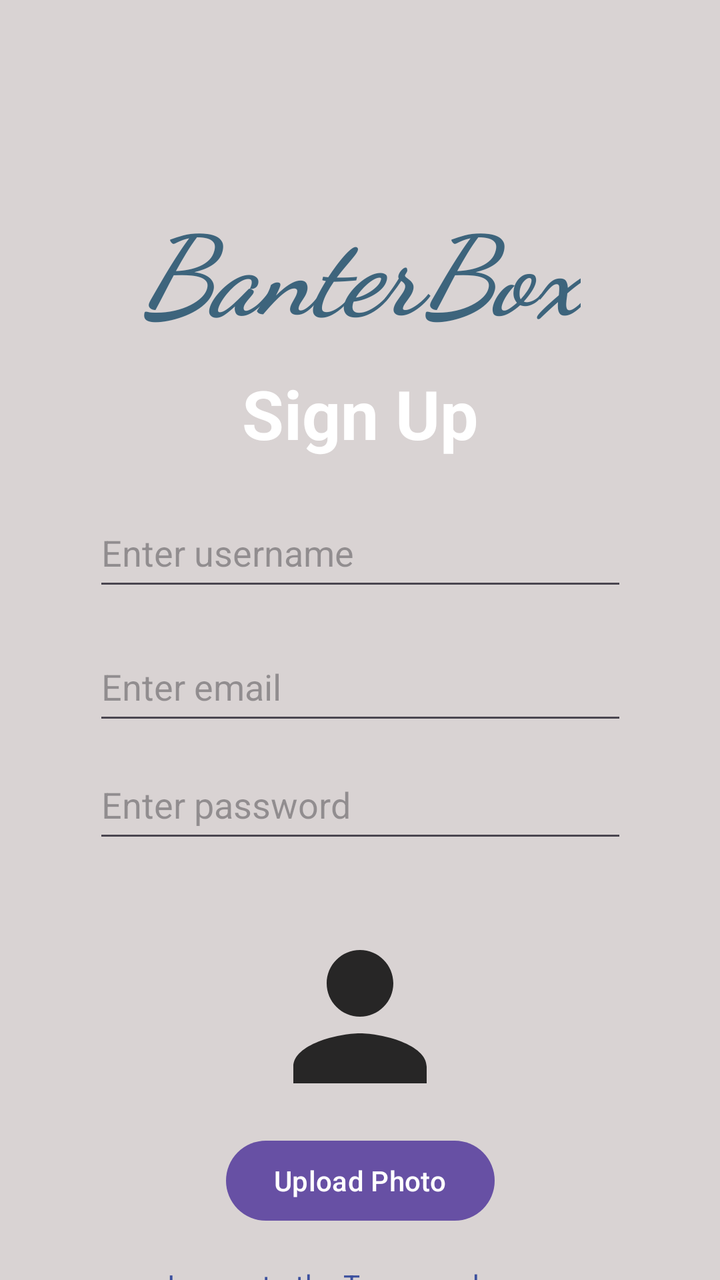
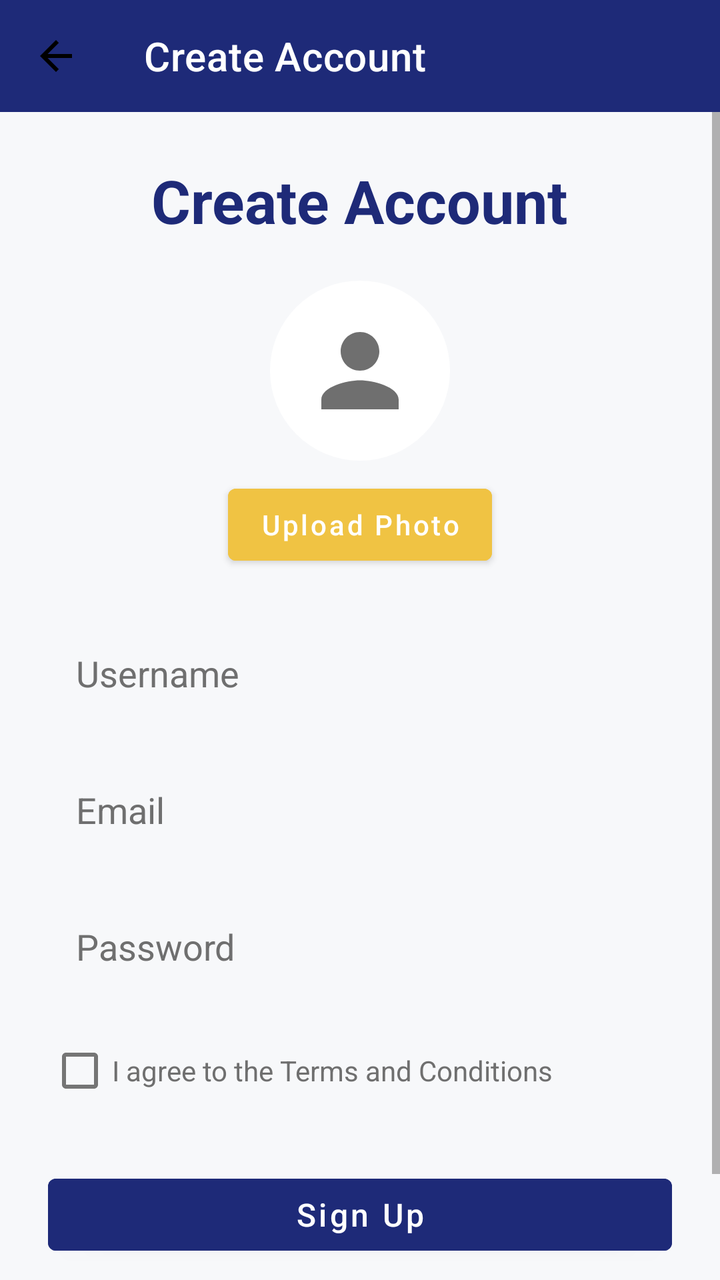

Compare the two renders of this Android layout. The source of the first and the diff that turns it into the second are given below.
<!-- AndroidManifest.xml: application theme Theme.MainApplication -->
<!-- res/layout/activity_signup.xml -->
<?xml version="1.0" encoding="utf-8"?>
<androidx.constraintlayout.widget.ConstraintLayout
    xmlns:android="http://schemas.android.com/apk/res/android"
    xmlns:app="http://schemas.android.com/apk/res-auto"
    xmlns:tools="http://schemas.android.com/tools"
    android:layout_width="match_parent"
    android:layout_height="match_parent"
    android:background="#D9D3D3"
    tools:context=".SignupActivity">

    
    <TextView
        android:id="@+id/tvSignupTitle"
        android:layout_width="wrap_content"
        android:layout_height="wrap_content"
        android:layout_marginTop="96dp"
        android:fontFamily="cursive"
        android:text="BanterBox"
        android:textAlignment="center"
        android:textColor="#3D647C"
        android:textSize="55sp"
        android:textStyle="bold|italic"
        app:layout_constraintTop_toTopOf="parent"
        app:layout_constraintStart_toStartOf="parent"
        app:layout_constraintEnd_toEndOf="parent" />

    
    <TextView
        android:id="@+id/tvSignupHeader"
        android:layout_width="wrap_content"
        android:layout_height="wrap_content"
        android:layout_marginTop="12dp"
        android:text="Sign Up"
        android:textColor="@android:color/white"
        android:textSize="34sp"
        android:textStyle="bold"
        app:layout_constraintTop_toBottomOf="@id/tvSignupTitle"
        app:layout_constraintStart_toStartOf="parent"
        app:layout_constraintEnd_toEndOf="parent" />

    
    <EditText
        android:id="@+id/etUsernameSignup"
        android:layout_width="267dp"
        android:layout_height="51dp"
        android:layout_marginTop="20dp"
        android:hint="Enter username"
        android:inputType="textPersonName"
        app:layout_constraintTop_toBottomOf="@id/tvSignupHeader"
        app:layout_constraintStart_toStartOf="parent"
        app:layout_constraintEnd_toEndOf="parent" />

    
    <EditText
        android:id="@+id/etEmailSignup"
        android:layout_width="267dp"
        android:layout_height="51dp"
        android:layout_marginTop="16dp"
        android:hint="Enter email"
        android:inputType="textEmailAddress"
        app:layout_constraintTop_toBottomOf="@id/etUsernameSignup"
        app:layout_constraintStart_toStartOf="parent"
        app:layout_constraintEnd_toEndOf="parent" />

    
    <EditText
        android:id="@+id/etPasswordSignup"
        android:layout_width="267dp"
        android:layout_height="51dp"
        android:layout_marginTop="8dp"
        android:hint="Enter password"
        android:inputType="textPassword"
        app:layout_constraintTop_toBottomOf="@id/etEmailSignup"
        app:layout_constraintStart_toStartOf="parent"
        app:layout_constraintEnd_toEndOf="parent" />

    
    <ImageView
        android:id="@+id/imgProfile"
        android:layout_width="100dp"
        android:layout_height="100dp"
        android:layout_marginTop="32dp"
        android:background="@drawable/bg_profile_circle"
        android:scaleType="centerCrop"
        android:src="@drawable/ic_person"
        app:layout_constraintTop_toBottomOf="@id/etPasswordSignup"
        app:layout_constraintStart_toStartOf="parent"
        app:layout_constraintEnd_toEndOf="parent" />

    
    <Button
        android:id="@+id/btnUploadPic"
        android:layout_width="wrap_content"
        android:layout_height="wrap_content"
        android:layout_marginTop="8dp"
        android:text="Upload Photo"
        app:layout_constraintTop_toBottomOf="@id/imgProfile"
        app:layout_constraintStart_toStartOf="parent"
        app:layout_constraintEnd_toEndOf="parent" />

    
    <CheckBox
        android:id="@+id/checkBox"
        android:layout_width="257dp"
        android:layout_height="48dp"
        android:layout_marginTop="12dp"
        android:text="I agree to the Terms and Conditions"
        android:textColor="#3C509E"
        app:layout_constraintTop_toBottomOf="@id/btnUploadPic"
        app:layout_constraintStart_toStartOf="parent"
        app:layout_constraintEnd_toEndOf="parent" />

    
    <Button
        android:id="@+id/btSignup"
        android:layout_width="262dp"
        android:layout_height="54dp"
        android:layout_marginTop="8dp"
        android:backgroundTint="#566EF2"
        android:text="Sign Up"
        android:textColor="@android:color/white"
        android:textStyle="bold"
        app:layout_constraintTop_toBottomOf="@id/checkBox"
        app:layout_constraintStart_toStartOf="parent"
        app:layout_constraintEnd_toEndOf="parent" />

</androidx.constraintlayout.widget.ConstraintLayout>
<!-- resources referenced by this layout -->
<resources>
  <!-- drawable bg_profile_circle (drawable) -->
  <?xml version="1.0" encoding="utf-8"?>
  <selector xmlns:android="http://schemas.android.com/apk/res/android">
      <shape xmlns:android="http://schemas.android.com/apk/res/android"
          android:shape="oval">
          <solid android:color="#E0E0E0"/>
          <stroke android:color="#3D647C" android:width="2dp"/>
      </shape>
  
  </selector>
  <!-- drawable ic_person (drawable) -->
  <vector xmlns:android="http://schemas.android.com/apk/res/android" android:alpha="0.82" android:height="24dp" android:tint="#000000" android:viewportHeight="24" android:viewportWidth="24" android:width="24dp">
        
      <path android:fillColor="@android:color/white" android:pathData="M12,12c2.21,0 4,-1.79 4,-4s-1.79,-4 -4,-4 -4,1.79 -4,4 1.79,4 4,4zM12,14c-2.67,0 -8,1.34 -8,4v2h16v-2c0,-2.66 -5.33,-4 -8,-4z"/>
      
  </vector>
  <style name="Theme.MainApplication" parent="Base.Theme.MainApplication" />
  <style name="Base.Theme.MainApplication" parent="Theme.Material3.DayNight.NoActionBar">
          
          
      </style>
</resources>

<!-- the commit's change to res/layout/activity_signup.xml (unified diff, before → after) -->
@@ -1,127 +1,151 @@
 <?xml version="1.0" encoding="utf-8"?>
-<androidx.constraintlayout.widget.ConstraintLayout
-    xmlns:android="http://schemas.android.com/apk/res/android"
+<LinearLayout xmlns:android="http://schemas.android.com/apk/res/android"
     xmlns:app="http://schemas.android.com/apk/res-auto"
     xmlns:tools="http://schemas.android.com/tools"
     android:layout_width="match_parent"
     android:layout_height="match_parent"
-    android:background="#D9D3D3"
+    android:orientation="vertical"
+    android:background="@color/colorBackground"
     tools:context=".SignupActivity">
 
     
-    <TextView
-        android:id="@+id/tvSignupTitle"
-        android:layout_width="wrap_content"
-        android:layout_height="wrap_content"
-        android:layout_marginTop="96dp"
-        android:fontFamily="cursive"
-        android:text="BanterBox"
-        android:textAlignment="center"
-        android:textColor="#3D647C"
-        android:textSize="55sp"
-        android:textStyle="bold|italic"
-        app:layout_constraintTop_toTopOf="parent"
-        app:layout_constraintStart_toStartOf="parent"
-        app:layout_constraintEnd_toEndOf="parent" />
+    <com.google.android.material.appbar.MaterialToolbar
+        android:id="@+id/toolbar"
+        android:layout_width="match_parent"
+        android:layout_height="?attr/actionBarSize"
+        android:background="?attr/colorPrimary"
+        app:title="Create Account"
+        app:titleTextColor="@android:color/white"
+        app:navigationIcon="@drawable/ic_arrow_back_24"
+        app:navigationContentDescription="Back" />
 
     
-    <TextView
-        android:id="@+id/tvSignupHeader"
-        android:layout_width="wrap_content"
-        android:layout_height="wrap_content"
-        android:layout_marginTop="12dp"
-        android:text="Sign Up"
-        android:textColor="@android:color/white"
-        android:textSize="34sp"
-        android:textStyle="bold"
-        app:layout_constraintTop_toBottomOf="@id/tvSignupTitle"
-        app:layout_constraintStart_toStartOf="parent"
-        app:layout_constraintEnd_toEndOf="parent" />
+    <ScrollView
+        android:layout_width="match_parent"
+        android:layout_height="match_parent"
+        android:fillViewport="true">
 
-    
-    <EditText
-        android:id="@+id/etUsernameSignup"
-        android:layout_width="267dp"
-        android:layout_height="51dp"
-        android:layout_marginTop="20dp"
-        android:hint="Enter username"
-        android:inputType="textPersonName"
-        app:layout_constraintTop_toBottomOf="@id/tvSignupHeader"
-        app:layout_constraintStart_toStartOf="parent"
-        app:layout_constraintEnd_toEndOf="parent" />
+        <LinearLayout
+            android:layout_width="match_parent"
+            android:layout_height="wrap_content"
+            android:orientation="vertical"
+            android:padding="24dp"
+            android:gravity="center_horizontal">
 
-    
-    <EditText
-        android:id="@+id/etEmailSignup"
-        android:layout_width="267dp"
-        android:layout_height="51dp"
-        android:layout_marginTop="16dp"
-        android:hint="Enter email"
-        android:inputType="textEmailAddress"
-        app:layout_constraintTop_toBottomOf="@id/etUsernameSignup"
-        app:layout_constraintStart_toStartOf="parent"
-        app:layout_constraintEnd_toEndOf="parent" />
+            
+            <TextView
+                android:id="@+id/tvSignupTitle"
+                android:layout_width="wrap_content"
+                android:layout_height="wrap_content"
+                android:text="Create Account"
+                android:textSize="30sp"
+                android:textStyle="bold"
+                android:textColor="@color/colorPrimary"
+                android:layout_marginBottom="20dp" />
 
-    
-    <EditText
-        android:id="@+id/etPasswordSignup"
-        android:layout_width="267dp"
-        android:layout_height="51dp"
-        android:layout_marginTop="8dp"
-        android:hint="Enter password"
-        android:inputType="textPassword"
-        app:layout_constraintTop_toBottomOf="@id/etEmailSignup"
-        app:layout_constraintStart_toStartOf="parent"
-        app:layout_constraintEnd_toEndOf="parent" />
+            
+            <ImageView
+                android:id="@+id/imgProfile"
+                android:layout_width="90dp"
+                android:layout_height="90dp"
+                android:src="@drawable/ic_person"
+                android:background="@drawable/circle_bg"
+                android:padding="16dp"
+                android:layout_marginBottom="8dp" />
 
-    
-    <ImageView
-        android:id="@+id/imgProfile"
-        android:layout_width="100dp"
-        android:layout_height="100dp"
-        android:layout_marginTop="32dp"
-        android:background="@drawable/bg_profile_circle"
-        android:scaleType="centerCrop"
-        android:src="@drawable/ic_person"
-        app:layout_constraintTop_toBottomOf="@id/etPasswordSignup"
-        app:layout_constraintStart_toStartOf="parent"
-        app:layout_constraintEnd_toEndOf="parent" />
+            <Button
+                android:id="@+id/btnUploadPic"
+                android:layout_width="wrap_content"
+                android:layout_height="wrap_content"
+                android:text="Upload Photo"
+                android:textAllCaps="false"
+                android:textColor="@android:color/white"
+                android:backgroundTint="@color/colorAccent"
+                android:layout_marginBottom="24dp" />
 
-    
-    <Button
-        android:id="@+id/btnUploadPic"
-        android:layout_width="wrap_content"
-        android:layout_height="wrap_content"
-        android:layout_marginTop="8dp"
-        android:text="Upload Photo"
-        app:layout_constraintTop_toBottomOf="@id/imgProfile"
-        app:layout_constraintStart_toStartOf="parent"
-        app:layout_constraintEnd_toEndOf="parent" />
+            
+            <EditText
+                android:id="@+id/etUsernameSignup"
+                android:layout_width="match_parent"
+                android:layout_height="wrap_content"
+                android:hint="Username"
+                android:background="@drawable/rounded_input_bg"
+                android:padding="14dp"
+                android:textColor="@color/colorTextPrimary"
+                android:textColorHint="@color/colorTextSecondary"
+                android:layout_marginBottom="16dp" />
 
-    
-    <CheckBox
-        android:id="@+id/checkBox"
-        android:layout_width="257dp"
-        android:layout_height="48dp"
-        android:layout_marginTop="12dp"
-        android:text="I agree to the Terms and Conditions"
-        android:textColor="#3C509E"
-        app:layout_constraintTop_toBottomOf="@id/btnUploadPic"
-        app:layout_constraintStart_toStartOf="parent"
-        app:layout_constraintEnd_toEndOf="parent" />
+            
+            <EditText
+                android:id="@+id/etEmailSignup"
+                android:layout_width="match_parent"
+                android:layout_height="wrap_content"
+                android:hint="Email"
+                android:inputType="textEmailAddress"
+                android:background="@drawable/rounded_input_bg"
+                android:padding="14dp"
+                android:textColor="@color/colorTextPrimary"
+                android:textColorHint="@color/colorTextSecondary"
+                android:layout_marginBottom="16dp" />
 
-    
-    <Button
-        android:id="@+id/btSignup"
-        android:layout_width="262dp"
-        android:layout_height="54dp"
-        android:layout_marginTop="8dp"
-        android:backgroundTint="#566EF2"
-        android:text="Sign Up"
-        android:textColor="@android:color/white"
-        android:textStyle="bold"
-        app:layout_constraintTop_toBottomOf="@id/checkBox"
-        app:layout_constraintStart_toStartOf="parent"
-        app:layout_constraintEnd_toEndOf="parent" />
+            
+            <EditText
+                android:id="@+id/etPasswordSignup"
+                android:layout_width="match_parent"
+                android:layout_height="wrap_content"
+                android:hint="Password"
+                android:inputType="textPassword"
+                android:background="@drawable/rounded_input_bg"
+                android:padding="14dp"
+                android:textColor="@color/colorTextPrimary"
+                android:textColorHint="@color/colorTextSecondary"
+                android:layout_marginBottom="12dp" />
 
-</androidx.constraintlayout.widget.ConstraintLayout>
+            
+            <CheckBox
+                android:id="@+id/checkBox"
+                android:layout_width="match_parent"
+                android:layout_height="wrap_content"
+                android:text="I agree to the Terms and Conditions"
+                android:textColor="@color/colorTextSecondary"
+                android:layout_marginBottom="24dp" />
+
+            
+            <Button
+                android:id="@+id/btSignup"
+                android:layout_width="match_parent"
+                android:layout_height="wrap_content"
+                android:text="Sign Up"
+                android:textAllCaps="false"
+                android:textColor="@android:color/white"
+                android:textSize="16sp"
+                android:backgroundTint="@color/colorPrimary"
+                android:layout_marginBottom="16dp" />
+
+            
+            <LinearLayout
+                android:layout_width="wrap_content"
+                android:layout_height="wrap_content"
+                android:orientation="horizontal"
+                android:layout_marginTop="8dp">
+
+                <TextView
+                    android:layout_width="wrap_content"
+                    android:layout_height="wrap_content"
+                    android:text="Already have an account?"
+                    android:textColor="@color/colorTextSecondary"
+                    android:textSize="14sp" />
+
+                <TextView
+                    android:id="@+id/tvBackToLogin"
+                    android:layout_width="wrap_content"
+                    android:layout_height="wrap_content"
+                    android:text=" Log In"
+                    android:textColor="@color/colorAccent"
+                    android:textStyle="bold"
+                    android:textSize="14sp" />
+            </LinearLayout>
+        </LinearLayout>
+    </ScrollView>
+
+</LinearLayout>
<!-- resource entries referenced after the edit -->
@@ -1,25 +1,75 @@
 <!-- resources referenced by this layout -->
 <resources>
-  <!-- drawable bg_profile_circle (drawable) -->
+  <color name="colorAccent">#F0C343</color>
+  <color name="colorBackground">#F7F8FA</color>
+  <color name="colorPrimary">#1E2A78</color>
+  <color name="colorTextPrimary">#1B1B1B</color>
+  <color name="colorTextSecondary">#6F6F6F</color>
+  <!-- drawable circle_bg (drawable) -->
+  <shape xmlns:android="http://schemas.android.com/apk/res/android"
+      android:shape="oval">
+      <solid android:color="@color/colorSurface" />
+      <size android:width="90dp" android:height="90dp" />
+  </shape>
+  <!-- drawable ic_arrow_back_24 (drawable) -->
+  <vector xmlns:android="http://schemas.android.com/apk/res/android" android:autoMirrored="true" android:height="24dp" android:tint="#000000" android:viewportHeight="24" android:viewportWidth="24" android:width="24dp">
+        
+      <path android:fillColor="@android:color/white" android:pathData="M20,11H7.83l5.59,-5.59L12,4l-8,8 8,8 1.41,-1.41L7.83,13H20v-2z"/>
+      
+  </vector>
+  <!-- drawable ic_person (drawable) -->
+  <vector xmlns:android="http://schemas.android.com/apk/res/android"
+      android:width="24dp"
+      android:height="24dp"
+      android:viewportWidth="24"
+      android:viewportHeight="24">
+      <path
+          android:fillColor="@color/colorTextSecondary"
+          android:pathData="M12,12c2.21,0,4,-1.79,4,-4s-1.79,-4,-4,-4 -4,1.79,-4,4 1.79,4,4,4zM12,14c-2.67,0,-8,1.34,-8,4v2h16v-2c0,-2.66,-5.33,-4,-8,-4z" />
+  </vector>
+  <!-- drawable rounded_input_bg (drawable) -->
   <?xml version="1.0" encoding="utf-8"?>
   <selector xmlns:android="http://schemas.android.com/apk/res/android">
-      <shape xmlns:android="http://schemas.android.com/apk/res/android"
-          android:shape="oval">
-          <solid android:color="#E0E0E0"/>
-          <stroke android:color="#3D647C" android:width="2dp"/>
+      <shape xmlns:android="http://schemas.android.com/apk/res/android" android:shape="rectangle">
+          <solid android:color="@color/colorSecondary" />
+          <corners android:radius="24dp" />
+          <padding
+              android:left="12dp"
+              android:top="8dp"
+              android:right="12dp"
+              android:bottom="8dp" />
       </shape>
   
   </selector>
-  <!-- drawable ic_person (drawable) -->
-  <vector xmlns:android="http://schemas.android.com/apk/res/android" android:alpha="0.82" android:height="24dp" android:tint="#000000" android:viewportHeight="24" android:viewportWidth="24" android:width="24dp">
-        
-      <path android:fillColor="@android:color/white" android:pathData="M12,12c2.21,0 4,-1.79 4,-4s-1.79,-4 -4,-4 -4,1.79 -4,4 1.79,4 4,4zM12,14c-2.67,0 -8,1.34 -8,4v2h16v-2c0,-2.66 -5.33,-4 -8,-4z"/>
-      
-  </vector>
-  <style name="Theme.MainApplication" parent="Base.Theme.MainApplication" />
-  <style name="Base.Theme.MainApplication" parent="Theme.Material3.DayNight.NoActionBar">
+  <style name="Theme.MainApplication" parent="Theme.MaterialComponents.DayNight.NoActionBar">
           
+          <item name="colorPrimary">@color/colorPrimary</item>
+          <item name="colorPrimaryVariant">@color/colorPrimaryVariant</item>
+          <item name="colorAccent">@color/colorAccent</item>
+          <item name="colorOnPrimary">@android:color/white</item>
+  
           
+          <item name="android:colorBackground">@color/colorBackground</item>
+          <item name="colorSurface">@color/colorSurface</item>
+  
+          
+          <item name="android:textColorPrimary">@color/colorTextPrimary</item>
+          <item name="android:textColorSecondary">@color/colorTextSecondary</item>
+  
+          
+          <item name="android:statusBarColor">@color/colorPrimaryVariant</item>
+          <item name="android:navigationBarColor">@color/colorPrimaryVariant</item>
+  
+          
+          <item name="toolbarStyle">@style/Widget.CustomToolbar</item>
+      </style>
+  <color name="colorSurface">#FFFFFF</color>
+  <color name="colorSecondary">#E9E7FF</color>
+  <color name="colorPrimaryVariant">#3700B3</color>
+  <style name="Widget.CustomToolbar" parent="Widget.MaterialComponents.Toolbar">
+          <item name="android:background">@color/colorPrimary</item>
+          <item name="titleTextColor">@android:color/white</item>
+          <item name="subtitleTextColor">@color/colorSecondary</item>
       </style>
 </resources>
 
